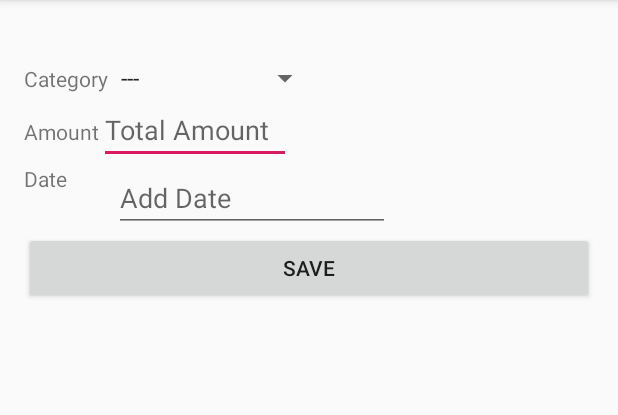
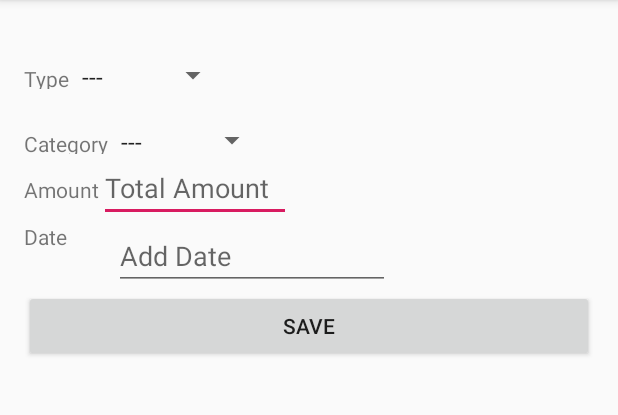
Before and after one commit to 785pavan/isee2019-SPENDEMON, an Android app: the EditData screen opened directly, with no data from a screen before it, on a phone screen of 412 x 824 dp, the part 84-499 px from its top. Run offline under Robolectric (Android 15) with nearby library versions, the phone set to English and light mode, and no system bars; our stand-ins replace data binding.

Commit message:
Conditional Spinners created. Populating Spinner Category based on Spinner Type.

```diff
--- a/app/src/main/java/com/dbse/android/spendemon/EditData.java
+++ b/app/src/main/java/com/dbse/android/spendemon/EditData.java
@@ -2,9 +2,12 @@ package com.dbse.android.spendemon;
 
 import androidx.appcompat.app.AppCompatActivity;
 
+import android.content.Context;
 import android.content.Intent;
 import android.os.Bundle;
 import android.view.View;
+import android.widget.AdapterView;
+import android.widget.ArrayAdapter;
 import android.widget.Button;
 import android.widget.EditText;
 import android.widget.Spinner;
@@ -19,6 +22,8 @@ import java.io.FileWriter;
 import java.io.IOException;
 import java.text.ParseException;
 import java.text.SimpleDateFormat;
+import java.util.ArrayList;
+import java.util.List;
 
 import com.dbse.android.spendemon.model.entry;
 
@@ -26,14 +31,19 @@ import org.json.JSONArray;
 import org.json.JSONException;
 import org.json.JSONObject;
 
-public class EditData extends AppCompatActivity {
+public class EditData extends AppCompatActivity implements android.widget.AdapterView.OnItemSelectedListener {
 
     private entry entry;
     private Spinner sCategory;
+    private Spinner sType;
     private EditText etAmount;
     private EditText etdate;
     private Button bSave;
     private static final String FILE_NAME = "ExpenseIncomeData";
+    private Object AdapterView;
+
+
+
 
     @Override
     protected void onCreate(Bundle savedInstanceState) {
@@ -48,7 +58,37 @@ public class EditData extends AppCompatActivity {
                 startActivity(intent);
             }
         });
+        sType = findViewById(R.id.sType);
+        sCategory = findViewById(R.id.sCategory);
+    }
 
+    @Override
+    public void onItemSelected(android.widget.AdapterView<?> arg0, View arg1, int arg2,
+                               long arg3) {
+        // TODO Auto-generated method stub
+        String sp1= String.valueOf(sType.getSelectedItem());
+        Toast.makeText(this, sp1, Toast.LENGTH_SHORT).show();
+        if(sp1.contentEquals("Incomes")) {
+            String[] incomes = getApplicationContext().getResources().getStringArray(R.array.Incomes);
+
+            ArrayAdapter<String> dataAdapter = new ArrayAdapter<String>(this,
+                    android.R.layout.simple_spinner_dropdown_item, incomes);
+            dataAdapter.setDropDownViewResource(android.R.layout.simple_spinner_dropdown_item);
+            dataAdapter.notifyDataSetChanged();
+            sCategory.setAdapter(dataAdapter);
+        }
+        if(sp1.contentEquals("Expenses")) {
+            String[] expenses = getApplicationContext().getResources().getStringArray(R.array.Expenses);
+            ArrayAdapter<String> dataAdapter2 = new ArrayAdapter<String>(this,
+                    android.R.layout.simple_spinner_item, expenses);
+            dataAdapter2.setDropDownViewResource(android.R.layout.simple_spinner_dropdown_item);
+            dataAdapter2.notifyDataSetChanged();
+            sCategory.setAdapter(dataAdapter2);
+        }
+    }
+    @Override
+    public void onNothingSelected(AdapterView<?> arg0) {
+        Toast.makeText(getApplicationContext(), "No type selected", Toast.LENGTH_LONG).show();
     }
 
     @Override
--- a/app/src/main/res/layout/activity_edit_data.xml
+++ b/app/src/main/res/layout/activity_edit_data.xml
@@ -1,5 +1,7 @@
+<layout>
+
     <?xml version="1.0" encoding="utf-8"?>
-<androidx.constraintlayout.widget.ConstraintLayout xmlns:android="http://schemas.android.com/apk/res/android"
+    <LinearLayout xmlns:android="http://schemas.android.com/apk/res/android"
         xmlns:app="http://schemas.android.com/apk/res-auto"
         xmlns:tools="http://schemas.android.com/tools"
         android:layout_width="match_parent"
@@ -9,12 +11,45 @@
         <LinearLayout
             android:layout_width="match_parent"
             android:layout_height="match_parent"
+            android:layout_margin="8dp"
             android:orientation="vertical"
+            android:padding="8dp"
             app:layout_constraintBottom_toBottomOf="parent"
             app:layout_constraintEnd_toEndOf="parent"
+            app:layout_constraintStart_toStartOf="parent">
+
+            <LinearLayout
+                android:id="@+id/linearLayout2"
+                android:layout_width="wrap_content"
+                android:layout_height="wrap_content"
+                android:layout_marginTop="24dp"
+                android:layout_marginEnd="8dp"
+                android:orientation="horizontal"
+                app:layout_constraintEnd_toEndOf="parent"
+                app:layout_constraintHorizontal_bias="0.538"
                 app:layout_constraintStart_toStartOf="parent"
-        android:layout_margin="8dp"
-        android:padding="8dp">
+                app:layout_constraintTop_toTopOf="parent">
+
+                <TextView
+                    android:id="@+id/tvType"
+                    android:layout_width="wrap_content"
+                    android:layout_height="wrap_content"
+                    android:text="@string/Type"
+                    app:layout_constraintBottom_toBottomOf="parent"
+                    app:layout_constraintEnd_toEndOf="parent"
+                    app:layout_constraintHorizontal_bias="0.2"
+                    app:layout_constraintStart_toStartOf="parent"
+                    app:layout_constraintTop_toTopOf="parent"
+                    app:layout_constraintVertical_bias="0.247" />
+
+                <Spinner
+                    android:id="@+id/sType"
+                    android:layout_width="106dp"
+                    android:layout_height="match_parent"
+                    android:entries="@array/type">
+
+                </Spinner>
+            </LinearLayout>
 
             <LinearLayout
                 android:id="@+id/linearLayout"
@@ -42,9 +77,9 @@
 
                 <Spinner
                     android:id="@+id/sCategory"
-                android:layout_width="wrap_content"
-                android:layout_height="wrap_content"
-                android:entries="@array/categories">
+                    android:layout_width="106dp"
+                    android:layout_height="match_parent"
+                    android:entries="@array/Expenses">
 
                 </Spinner>
             </LinearLayout>
@@ -78,8 +113,8 @@
                     android:id="@+id/tvDate"
                     android:layout_width="60dp"
                     android:layout_height="match_parent"
-                android:text="@string/date"
-                android:layout_gravity="center_horizontal"/>
+                    android:layout_gravity="center_horizontal"
+                    android:text="@string/date" />
 
                 <EditText
                     android:id="@+id/etDate"
@@ -90,6 +125,7 @@
                     android:inputType="date" />
 
             </LinearLayout>
+
             <LinearLayout
                 android:layout_width="match_parent"
                 android:layout_height="wrap_content">
@@ -101,7 +137,7 @@
                     android:text="@string/button" />
             </LinearLayout>
 
+        </LinearLayout>
 
     </LinearLayout>
-
-</androidx.constraintlayout.widget.ConstraintLayout>
+</layout>
--- a/app/src/main/res/values/strings.xml
+++ b/app/src/main/res/values/strings.xml
@@ -22,7 +22,7 @@
         <item>English</item>
         <item>Deutsch</item>
     </string-array>
-    <string-array name="categories">
+    <string-array name="Expenses">
         <item>---</item>
         <item>Rent</item>
         <item>Insurance</item>
@@ -30,6 +30,20 @@
         <item>Travel</item>
         <item>Restaurant</item>
     </string-array>
+    <string-array name="Incomes">
+        <item>---</item>
+        <item>Allowance</item>
+        <item>Salary</item>
+        <item>Bonds</item>
+        <item>Bonus</item>
+        <item>Gift</item>
+    </string-array>
+    <string-array name="type">
+        <item>---</item>
+        <item>Income</item>
+        <item>Expense</item>
+    </string-array>
+
     <string name="title_activity_summary">Summary</string>
     <string name="_7">7</string>
     <string name="_8">8</string>
@@ -51,4 +65,5 @@
     <string name="category">Category</string>
     <string name="amount">Amount</string>
     <string name="date">Date</string>
+    <string name="Type">Type</string>
 </resources>
```
Lines whose indentation alone changed are shown as unchanged.
